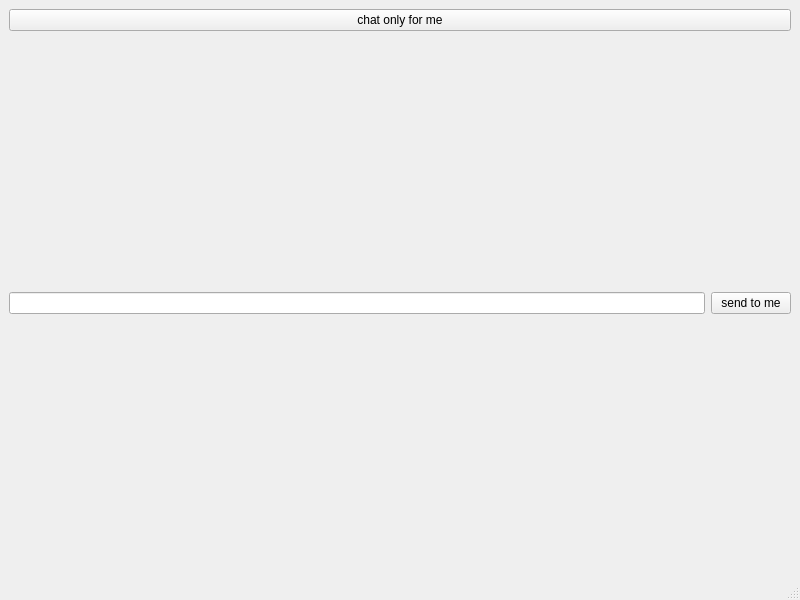
This is client/pythonish/mainwindow.ui in S-VIN/MessengerForPythoners as Qt 5 draws it before an edit. The edited form follows.
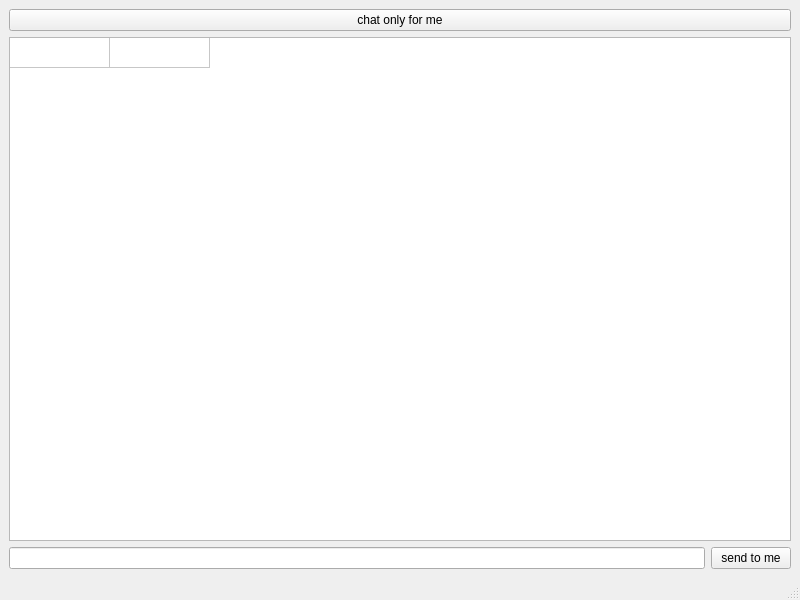
This is the edited form.

Commit message: can print messages to table

What changed in the file:
```diff
--- a/client/pythonish/mainwindow.ui
+++ b/client/pythonish/mainwindow.ui
@@ -25,17 +25,44 @@
        </widget>
       </item>
       <item>
-       <spacer name="verticalSpacer_2">
-        <property name="orientation">
-         <enum>Qt::Vertical</enum>
+       <widget class="QTableWidget" name="tableWidget">
+        <property name="lineWidth">
+         <number>3</number>
         </property>
-        <property name="sizeHint" stdset="0">
-         <size>
-          <width>20</width>
-          <height>40</height>
-         </size>
+        <property name="midLineWidth">
+         <number>4</number>
         </property>
-       </spacer>
+        <property name="horizontalScrollBarPolicy">
+         <enum>Qt::ScrollBarAlwaysOff</enum>
+        </property>
+        <property name="showGrid">
+         <bool>true</bool>
+        </property>
+        <property name="wordWrap">
+         <bool>false</bool>
+        </property>
+        <property name="cornerButtonEnabled">
+         <bool>false</bool>
+        </property>
+        <property name="rowCount">
+         <number>1</number>
+        </property>
+        <property name="columnCount">
+         <number>2</number>
+        </property>
+        <attribute name="horizontalHeaderVisible">
+         <bool>false</bool>
+        </attribute>
+        <attribute name="horizontalHeaderHighlightSections">
+         <bool>false</bool>
+        </attribute>
+        <attribute name="verticalHeaderVisible">
+         <bool>false</bool>
+        </attribute>
+        <row/>
+        <column/>
+        <column/>
+       </widget>
       </item>
       <item>
        <layout class="QHBoxLayout" name="horizontalLayout_2">
@@ -51,19 +78,6 @@
         </item>
        </layout>
       </item>
-      <item>
-       <spacer name="verticalSpacer">
-        <property name="orientation">
-         <enum>Qt::Vertical</enum>
-        </property>
-        <property name="sizeHint" stdset="0">
-         <size>
-          <width>20</width>
-          <height>40</height>
-         </size>
-        </property>
-       </spacer>
-      </item>
      </layout>
     </item>
    </layout>
```
Left out of the diff: 2 changed lines with no effect on the pictures. The commit also changes 86 other files.
